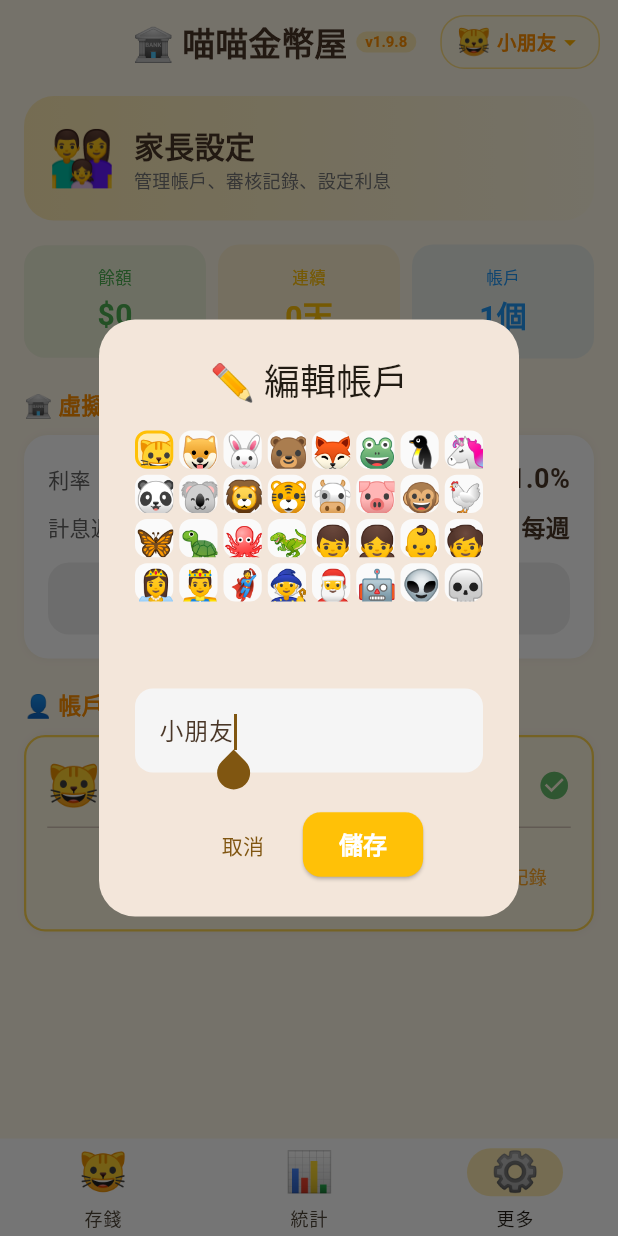
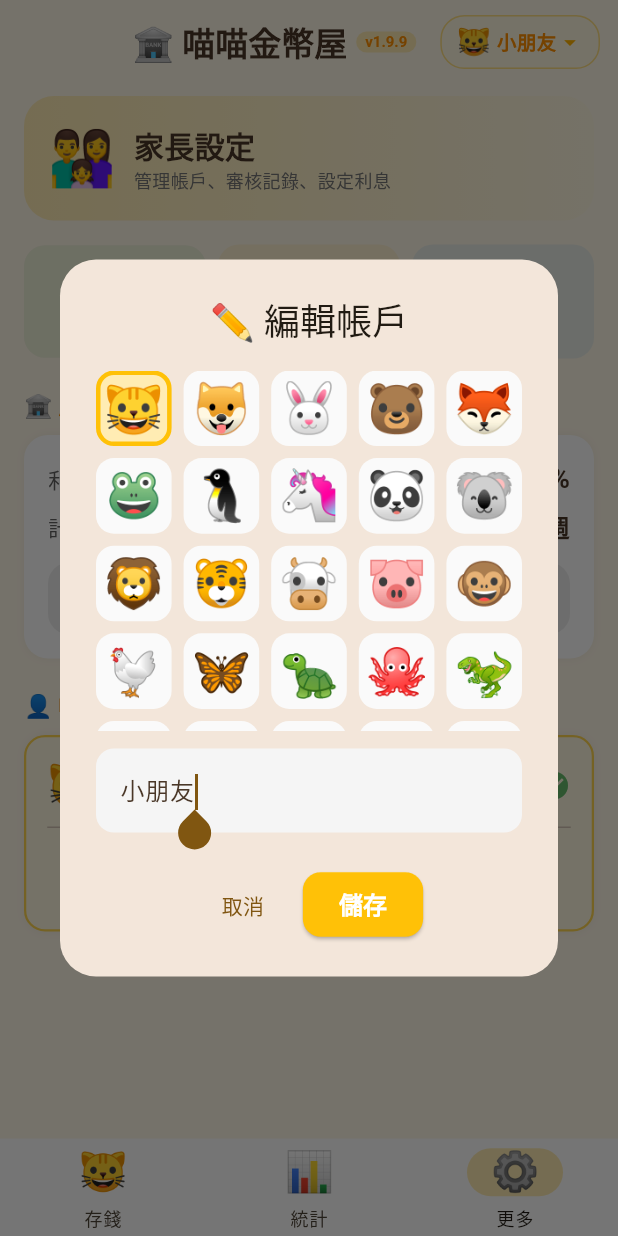
Before and after one commit to seasu/Meow-Meow-Bank, a Flutter app: the screen it shows after launch, item 3 of the bottom bar chosen, after a tap on "編輯", on a phone screen of 412 x 824 dp. Run offline on Flutter 3.47's test engine with Material 3 defaults, Android fonts, the phone set to English and light mode, and no system bars; our stand-ins replace audioplayers, shared_preferences.

Commit message:
style: larger emoji picker grid (5 cols, fontSize 32) v1.9.9
Co-authored-by: Seasu <seasu@users.noreply.github.com>

```diff
--- a/lib/screens/more_screen.dart
+++ b/lib/screens/more_screen.dart
@@ -262,21 +262,22 @@ class MoreScreen extends StatelessWidget {
             mainAxisSize: MainAxisSize.min,
             children: [
               SizedBox(
-                height: 160,
+                height: 240,
+                width: double.maxFinite,
                 child: GridView.count(
-                  crossAxisCount: 8,
-                  mainAxisSpacing: 4,
-                  crossAxisSpacing: 4,
+                  crossAxisCount: 5,
+                  mainAxisSpacing: 8,
+                  crossAxisSpacing: 8,
                   children: _avatarEmojis.map((e) => GestureDetector(
                     onTap: () => setS(() => emoji = e),
                     child: Container(
                       decoration: BoxDecoration(
                         color: emoji == e ? Colors.amber.shade100 : Colors.grey.shade50,
-                        borderRadius: BorderRadius.circular(8),
-                        border: emoji == e ? Border.all(color: Colors.amber, width: 2) : null,
+                        borderRadius: BorderRadius.circular(12),
+                        border: emoji == e ? Border.all(color: Colors.amber, width: 3) : null,
                       ),
                       alignment: Alignment.center,
-                      child: Text(e, style: const TextStyle(fontSize: 22)),
+                      child: Text(e, style: const TextStyle(fontSize: 32)),
                     ),
                   )).toList(),
                 ),
--- a/lib/utils/version.dart
+++ b/lib/utils/version.dart
@@ -1 +1 @@
-const String appVersion = '1.9.8';
+const String appVersion = '1.9.9';
--- a/pubspec.yaml
+++ b/pubspec.yaml
@@ -1,7 +1,7 @@
 name: meow_meow_bank
 description: "喵喵金幣屋 — 兒童理財記帳 App"
 publish_to: 'none'
-version: 1.9.8+20
+version: 1.9.9+21
 
 environment:
   sdk: ^3.11.0
```
Also changed, not shown: lib/main.dart (+8 -7 lines).
